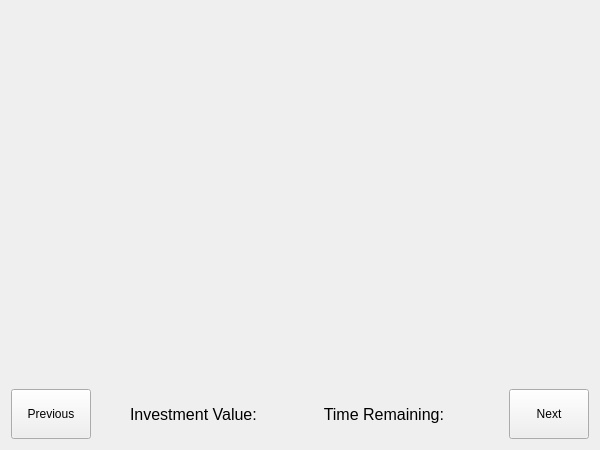
dwattttt/marketsim, file MarketSimulation/mainwindow.ui: the form before one commit.
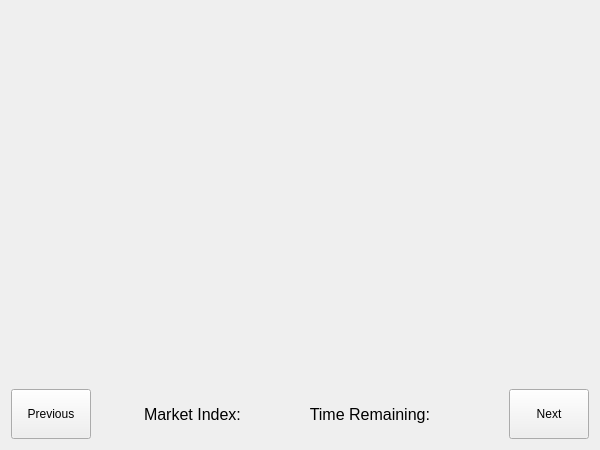
The form after the commit.

The edit to the form file:
```diff
--- a/MarketSimulation/mainwindow.ui
+++ b/MarketSimulation/mainwindow.ui
@@ -117,6 +117,37 @@
          </widget>
         </item>
         <item>
+         <spacer name="horizontalSpacer_7">
+          <property name="orientation">
+           <enum>Qt::Horizontal</enum>
+          </property>
+          <property name="sizeType">
+           <enum>QSizePolicy::Expanding</enum>
+          </property>
+          <property name="sizeHint" stdset="0">
+           <size>
+            <width>0</width>
+            <height>20</height>
+           </size>
+          </property>
+         </spacer>
+        </item>
+        <item>
+         <widget class="QWidget" name="simulationDisplay" native="true">
+          <property name="sizePolicy">
+           <sizepolicy hsizetype="Preferred" vsizetype="Preferred">
+            <horstretch>200</horstretch>
+            <verstretch>0</verstretch>
+           </sizepolicy>
+          </property>
+          <property name="minimumSize">
+           <size>
+            <width>200</width>
+            <height>0</height>
+           </size>
+          </property>
+          <layout class="QHBoxLayout" name="horizontalLayout_3">
+           <item>
          <spacer name="horizontalSpacer">
           <property name="orientation">
            <enum>Qt::Horizontal</enum>
@@ -140,12 +171,12 @@
            </font>
           </property>
           <property name="text">
-           <string>Investment Value:</string>
+              <string>Market Index:</string>
           </property>
          </widget>
         </item>
         <item>
-         <widget class="QLabel" name="wealthLabel">
+            <widget class="QLabel" name="lblMarketIndex">
           <property name="minimumSize">
            <size>
             <width>20</width>
@@ -222,6 +253,25 @@
           <property name="sizeHint" stdset="0">
            <size>
             <width>40</width>
+               <height>20</height>
+              </size>
+             </property>
+            </spacer>
+           </item>
+          </layout>
+         </widget>
+        </item>
+        <item>
+         <spacer name="horizontalSpacer_6">
+          <property name="orientation">
+           <enum>Qt::Horizontal</enum>
+          </property>
+          <property name="sizeType">
+           <enum>QSizePolicy::Expanding</enum>
+          </property>
+          <property name="sizeHint" stdset="0">
+           <size>
+            <width>0</width>
             <height>20</height>
            </size>
           </property>
```
Lines whose indentation alone changed are shown as unchanged.
